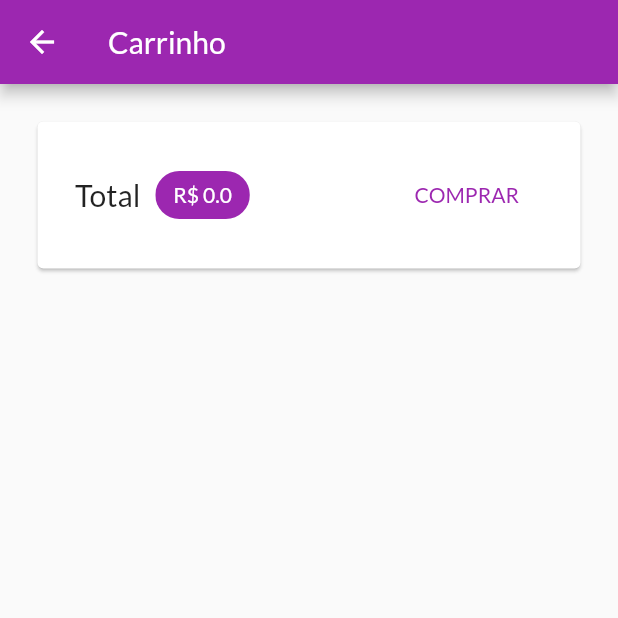
After one commit to rodolforoc/my-shop, a Flutter app: the CartScreen screen opened by its route, on a phone screen of 412 x 824 dp, the top half of it. The commit adds this screen. Run offline on Flutter 3.47's test engine with Material 2 defaults, Android fonts, the phone set to English and light mode, and no system bars; network calls fail.

Commit message:
Add cart screen

```diff
--- a/lib/main.dart
+++ b/lib/main.dart
@@ -5,6 +5,7 @@ import 'package:shop/providers/cart.dart';
 import 'views/products_overview_screen.dart';
 import 'utils/app_routes.dart';
 import 'views/product_detail_screen.dart';
+import 'views/cart_screen.dart';
 import './providers/products.dart';
 
 void main() => runApp(MyApp());
@@ -31,6 +32,7 @@ class MyApp extends StatelessWidget {
         home: ProductOverviewScreen(),
         routes: {
           AppRoutes.PRODUCT_DETAIL: (ctx) => ProductDetailScreen(),
+          AppRoutes.CART: (ctx) => CartScreen(),
         },
       ),
     );
--- a/lib/providers/cart.dart
+++ b/lib/providers/cart.dart
@@ -29,6 +29,14 @@ class Cart with ChangeNotifier {
     return _items.length;
   }
 
+  double get totalAmount {
+    double total = 0.0;
+    _items.forEach((key, carItem) {
+      total += carItem.price * carItem.quantity;
+    });
+    return total;
+  }
+
   void addItem(Product product) {
     if (_items.containsKey(product.id)) {
       _items.update(product.id, (existingItem) {
--- a/lib/utils/app_routes.dart
+++ b/lib/utils/app_routes.dart
@@ -1,3 +1,4 @@
 class AppRoutes {
   static const PRODUCT_DETAIL = '/product-detail';
+  static const CART = '/cart';
 }
--- /dev/null
+++ b/lib/views/cart_screen.dart
@@ -0,0 +1,55 @@
+import 'package:flutter/material.dart';
+import '../providers/cart.dart';
+import 'package:provider/provider.dart';
+
+class CartScreen extends StatelessWidget {
+  @override
+  Widget build(BuildContext context) {
+    final Cart cart = Provider.of(context);
+    return Scaffold(
+      appBar: AppBar(
+        title: Text('Carrinho'),
+      ),
+      body: Column(
+        children: [
+          Card(
+            margin: EdgeInsets.all(25),
+            child: Padding(
+              padding: EdgeInsets.all(25),
+              child: Row(
+                mainAxisAlignment: MainAxisAlignment.spaceBetween,
+                children: [
+                  Text(
+                    'Total',
+                    style: TextStyle(
+                      fontSize: 20,
+                    ),
+                  ),
+                  SizedBox(
+                    width: 10,
+                  ),
+                  Chip(
+                    label: Text(
+                      'R\$ ${cart.totalAmount}',
+                      style: TextStyle(
+                        color:
+                            Theme.of(context).primaryTextTheme.headline6.color,
+                      ),
+                    ),
+                    backgroundColor: Theme.of(context).primaryColor,
+                  ),
+                  Spacer(),
+                  FlatButton(
+                    onPressed: () {},
+                    child: Text('COMPRAR'),
+                    textColor: Theme.of(context).primaryColor,
+                  ),
+                ],
+              ),
+            ),
+          ),
+        ],
+      ),
+    );
+  }
+}
--- a/lib/views/products_overview_screen.dart
+++ b/lib/views/products_overview_screen.dart
@@ -1,5 +1,6 @@
 import 'package:flutter/material.dart';
 import 'package:shop/providers/cart.dart';
+import 'package:shop/utils/app_routes.dart';
 import '../widgets/products_grid.dart';
 import '../widgets/badge.dart';
 import 'package:provider/provider.dart';
@@ -48,7 +49,11 @@ class _ProductOverviewScreenState extends State<ProductOverviewScreen> {
           Consumer<Cart>(
             child: IconButton(
               icon: Icon(Icons.shopping_cart),
-              onPressed: () {},
+              onPressed: () {
+                Navigator.of(context).pushNamed(
+                  AppRoutes.CART,
+                );
+              },
             ),
             builder: (ctx, cart, child) => Badge(
               value: cart.itemCount.toString(),
```
